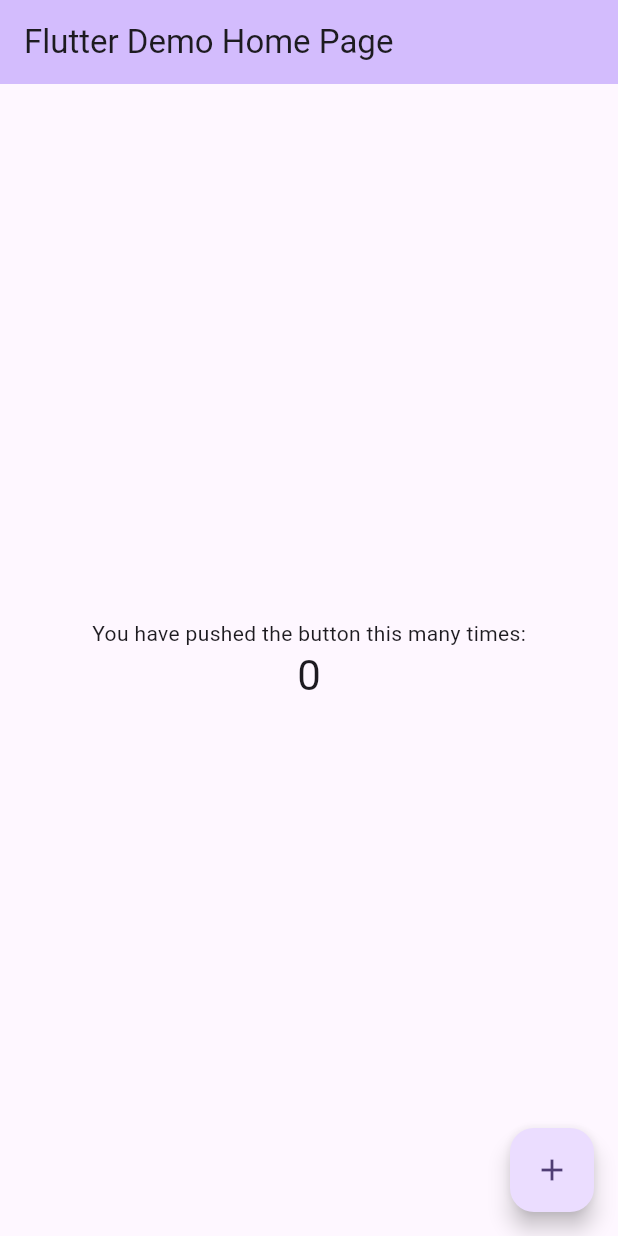
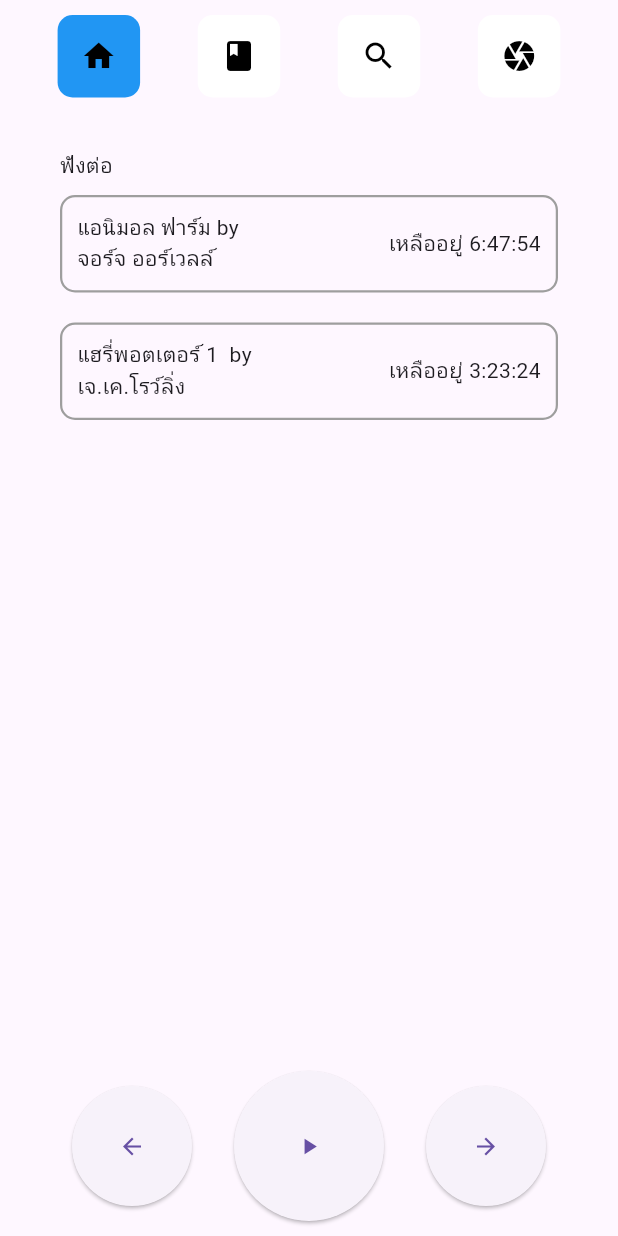
Before and after one commit to l-krairit/audiobook-app, a Flutter app: the screen it shows after launch, on a phone screen of 412 x 824 dp. Run offline on Flutter 3.47's test engine with Material 3 defaults, Android fonts, the phone set to English and light mode, and no system bars.

Commit message:
Home page + nav

```diff
--- a/flutter_application/lib/main.dart
+++ b/flutter_application/lib/main.dart
@@ -1,3 +1,4 @@
+import 'package:audiobook_application/navigation_bar.dart';
 import 'package:flutter/material.dart';
 
 void main() {
@@ -7,119 +8,9 @@
 class MyApp extends StatelessWidget {
   const MyApp({super.key});
 
-  // This widget is the root of your application.
   @override
   Widget build(BuildContext context) {
-    return MaterialApp(
-      title: 'Flutter Demo',
-      theme: ThemeData(
-        // This is the theme of your application.
-        //
-        // TRY THIS: Try running your application with "flutter run". You'll see
-        // the application has a purple toolbar. Then, without quitting the app,
-        // try changing the seedColor in the colorScheme below to Colors.green
-        // and then invoke "hot reload" (save your changes or press the "hot
-        // reload" button in a Flutter-supported IDE, or press "r" if you used
-        // the command line to start the app).
-        //
-        // Notice that the counter didn't reset back to zero; the application
-        // state is not lost during the reload. To reset the state, use hot
-        // restart instead.
-        //
-        // This works for code too, not just values: Most code changes can be
-        // tested with just a hot reload.
-        colorScheme: ColorScheme.fromSeed(seedColor: Colors.deepPurple),
-        useMaterial3: true,
-      ),
-      home: const MyHomePage(title: 'Flutter Demo Home Page'),
-    );
+    return const MaterialApp(
+        debugShowCheckedModeBanner: false, home: Navigation());
   }
 }
-
-class MyHomePage extends StatefulWidget {
-  const MyHomePage({super.key, required this.title});
-
-  // This widget is the home page of your application. It is stateful, meaning
-  // that it has a State object (defined below) that contains fields that affect
-  // how it looks.
-
-  // This class is the configuration for the state. It holds the values (in this
-  // case the title) provided by the parent (in this case the App widget) and
-  // used by the build method of the State. Fields in a Widget subclass are
-  // always marked "final".
-
-  final String title;
-
-  @override
-  State<MyHomePage> createState() => _MyHomePageState();
-}
-
-class _MyHomePageState extends State<MyHomePage> {
-  int _counter = 0;
-
-  void _incrementCounter() {
-    setState(() {
-      // This call to setState tells the Flutter framework that something has
-      // changed in this State, which causes it to rerun the build method below
-      // so that the display can reflect the updated values. If we changed
-      // _counter without calling setState(), then the build method would not be
-      // called again, and so nothing would appear to happen.
-      _counter++;
-    });
-  }
-
-  @override
-  Widget build(BuildContext context) {
-    // This method is rerun every time setState is called, for instance as done
-    // by the _incrementCounter method above.
-    //
-    // The Flutter framework has been optimized to make rerunning build methods
-    // fast, so that you can just rebuild anything that needs updating rather
-    // than having to individually change instances of widgets.
-    return Scaffold(
-      appBar: AppBar(
-        // TRY THIS: Try changing the color here to a specific color (to
-        // Colors.amber, perhaps?) and trigger a hot reload to see the AppBar
-        // change color while the other colors stay the same.
-        backgroundColor: Theme.of(context).colorScheme.inversePrimary,
-        // Here we take the value from the MyHomePage object that was created by
-        // the App.build method, and use it to set our appbar title.
-        title: Text(widget.title),
-      ),
-      body: Center(
-        // Center is a layout widget. It takes a single child and positions it
-        // in the middle of the parent.
-        child: Column(
-          // Column is also a layout widget. It takes a list of children and
-          // arranges them vertically. By default, it sizes itself to fit its
-          // children horizontally, and tries to be as tall as its parent.
-          //
-          // Column has various properties to control how it sizes itself and
-          // how it positions its children. Here we use mainAxisAlignment to
-          // center the children vertically; the main axis here is the vertical
-          // axis because Columns are vertical (the cross axis would be
-          // horizontal).
-          //
-          // TRY THIS: Invoke "debug painting" (choose the "Toggle Debug Paint"
-          // action in the IDE, or press "p" in the console), to see the
-          // wireframe for each widget.
-          mainAxisAlignment: MainAxisAlignment.center,
-          children: <Widget>[
-            const Text(
-              'You have pushed the button this many times:',
-            ),
-            Text(
-              '$_counter',
-              style: Theme.of(context).textTheme.headlineMedium,
-            ),
-          ],
-        ),
-      ),
-      floatingActionButton: FloatingActionButton(
-        onPressed: _incrementCounter,
-        tooltip: 'Increment',
-        child: const Icon(Icons.add),
-      ), // This trailing comma makes auto-formatting nicer for build methods.
-    );
-  }
-}
--- /dev/null
+++ b/flutter_application/lib/navigation_bar.dart
@@ -0,0 +1,123 @@
+import 'package:flutter/material.dart';
+import 'package:audiobook_application/pages/home_page.dart';
+import 'package:audiobook_application/pages/library_page.dart';
+import 'package:audiobook_application/pages/search_page.dart';
+import 'package:audiobook_application/pages/scan_page.dart';
+
+
+class Navigation extends StatefulWidget {
+  const Navigation({super.key});
+
+  @override
+  State<Navigation> createState() => _NavigationState();
+}
+
+class _NavigationState extends State<Navigation> {
+  int _selectedIndex = 0;
+
+  late List<Widget> _widgetOptions;
+  OverlayEntry? _overlayEntry;
+
+  _onItemTapped(int index) {
+    setState(() {
+      _selectedIndex = index;
+    });
+  }
+
+  @override
+  void initState() {
+    super.initState();
+    _widgetOptions = <Widget>[
+      const HomePage(),
+      const LibraryPage(),
+      const SearchPage(),
+      const ScanPage(),
+    ];
+  }
+
+  @override
+  void dispose() {
+    _overlayEntry?.remove();
+    super.dispose();
+  }
+
+  @override
+  Widget build(BuildContext context) {
+    return Scaffold(
+      body: Stack(
+        children: [
+          _widgetOptions.elementAt(_selectedIndex),
+          Align(
+              alignment: Alignment.topCenter,
+              child: _navBar(),),
+        ],
+      ),
+    );
+  }
+
+  Widget _navBar() {
+    return Padding(
+      padding: const EdgeInsets.only(top:10),
+      child: Stack(
+        alignment: Alignment.topCenter,
+        clipBehavior: Clip.none,
+        children: [
+          Row(
+            crossAxisAlignment: CrossAxisAlignment.center,
+            mainAxisAlignment: MainAxisAlignment.spaceEvenly,
+            children: [
+              GestureDetector(
+                onTap: () => _onItemTapped(0),
+                child: Container(
+                  height: 55,
+                  width: 55,
+                  decoration: BoxDecoration(
+                    color: _selectedIndex == 0 ? Colors.blue : Colors.white,
+                    borderRadius: BorderRadius.circular(10),
+                  ),
+                  child: const Icon(Icons.home, color: Colors.black),
+                ),
+                ),
+                GestureDetector(
+                onTap: () => _onItemTapped(1),
+                child: Container(
+                  height: 55,
+                  width: 55,
+                  decoration: BoxDecoration(
+                    color: _selectedIndex == 1 ? Colors.blue : Colors.white,
+                    borderRadius: BorderRadius.circular(10),
+                  ),
+                  child: const Icon(Icons.book, color: Colors.black),
+                ),
+                ),
+                GestureDetector(
+                onTap: () => _onItemTapped(2),
+                child: Container(
+                  height: 55,
+                  width: 55,
+                  decoration: BoxDecoration(
+                    color: _selectedIndex == 2 ? Colors.blue : Colors.white,
+                    borderRadius: BorderRadius.circular(10),
+                  ),
+                  child: const Icon(Icons.search, color: Colors.black),
+                ),
+                ),
+                GestureDetector(
+                onTap: () => _onItemTapped(3),
+                child: Container(
+                  height: 55,
+                  width: 55,
+                  decoration: BoxDecoration(
+                    color: _selectedIndex == 3 ? Colors.blue : Colors.white,
+                    borderRadius: BorderRadius.circular(10),
+                  ),
+                  child: const Icon(Icons.camera, color: Colors.black),
+                ),
+                ),
+            ],
+          ),
+        ],
+      ),
+    );
+  }
+}
--- /dev/null
+++ b/flutter_application/lib/pages/home_page.dart
@@ -0,0 +1,113 @@
+import 'package:flutter/material.dart';
+
+class HomePage extends StatelessWidget {
+  const HomePage({super.key});
+
+  @override
+  Widget build(BuildContext context) {
+    const String dateStringOne = ('6:47:54');
+    const String dateStringTwo = ('3:23:24');
+
+    return Scaffold(
+      body: Column(
+        children: [
+          Padding(
+            padding: const EdgeInsets.only(top: 100, left: 40),
+            child: Container(
+              alignment: Alignment.topLeft,
+              child: const Text('ฟังต่อ'),
+            ),
+          ),
+          Padding(
+            padding: const EdgeInsets.symmetric(horizontal: 40, vertical: 10),
+            child: Container(
+              padding: const EdgeInsets.all(10), // Padding inside the border
+              decoration: BoxDecoration(
+                border: Border.all(
+                  color: Colors.grey, // Border color
+                  width: 1.5, // Border width
+                ),
+                borderRadius: BorderRadius.circular(10), // Rounded corners
+              ),
+              child: const Row(
+                mainAxisAlignment: MainAxisAlignment.spaceBetween,
+                children: [
+                  Text('แอนิมอล ฟาร์ม by \nจอร์จ ออร์เวลล์'),
+                  Text('เหลืออยู่ $dateStringOne'),
+                ],
+              ),
+            ),
+          ),
+          Padding(
+            padding: const EdgeInsets.symmetric(horizontal: 40, vertical: 10),
+            child: Container(
+              padding: const EdgeInsets.all(10), // Padding inside the border
+              decoration: BoxDecoration(
+                border: Border.all(
+                  color: Colors.grey, // Border color
+                  width: 1.5, // Border width
+                ),
+                borderRadius: BorderRadius.circular(10), // Rounded corners
+              ),
+              child: const Row(
+                mainAxisAlignment: MainAxisAlignment.spaceBetween,
+                children: [
+                  Text('แฮรี่พอตเตอร์ 1  by \nเจ.เค.โรว์ลิ่ง'),
+                  Text('เหลืออยู่ $dateStringTwo'),
+                ],
+              ),
+            ),
+          ),
+          const Spacer(), // Pushes buttons to the bottom
+          Padding(
+            padding: const EdgeInsets.symmetric(horizontal: 20, vertical: 10),
+            child: Row(
+              mainAxisAlignment: MainAxisAlignment.spaceEvenly,
+              children: [
+                // Left Medium Circular Button
+                SizedBox(
+                  width: 80,
+                  height: 80, // Ensures a circular shape
+                  child: ElevatedButton(
+                    onPressed: () {},
+                    style: ElevatedButton.styleFrom(
+                      shape: const CircleBorder(),
+                      padding: EdgeInsets.zero, // No extra padding
+                    ),
+                    child: const Icon(Icons.arrow_back), // Example icon
+                  ),
+                ),
+                // Center Large Circular Button
+                SizedBox(
+                  width: 100,
+                  height: 100, // Ensures a larger circular shape
+                  child: ElevatedButton(
+                    onPressed: () {},
+                    style: ElevatedButton.styleFrom(
+                      shape: const CircleBorder(),
+                      padding: EdgeInsets.zero, // No extra padding
+                    ),
+                    child: const Icon(Icons.play_arrow), // Example icon
+                  ),
+                ),
+                // Right Medium Circular Button
+                SizedBox(
+                  width: 80,
+                  height: 80, // Ensures a circular shape
+                  child: ElevatedButton(
+                    onPressed: () {},
+                    style: ElevatedButton.styleFrom(
+                      shape: const CircleBorder(),
+                      padding: EdgeInsets.zero, // No extra padding
+                    ),
+                    child: const Icon(Icons.arrow_forward), // Example icon
+                  ),
+                ),
+              ],
+            ),
+          ),
+        ],
+      ),
+    );
+  }
+}
--- /dev/null
+++ b/flutter_application/lib/pages/library_page.dart
@@ -0,0 +1,10 @@
+import 'package:flutter/material.dart';
+
+class LibraryPage extends StatelessWidget {
+  const LibraryPage({super.key});
+
+  @override
+  Widget build(BuildContext context) {
+    return const Text('Library Page');
+  }
+}
--- /dev/null
+++ b/flutter_application/lib/pages/scan_page.dart
@@ -0,0 +1,10 @@
+import 'package:flutter/material.dart';
+
+class ScanPage extends StatelessWidget {
+  const ScanPage({super.key});
+
+  @override
+  Widget build(BuildContext context) {
+    return const Text('Scan Page');
+  }
+}
--- /dev/null
+++ b/flutter_application/lib/pages/search_page.dart
@@ -0,0 +1,10 @@
+import 'package:flutter/material.dart';
+
+class SearchPage extends StatelessWidget {
+  const SearchPage({super.key});
+
+  @override
+  Widget build(BuildContext context) {
+    return const Text('Search Page');
+  }
+}
```
